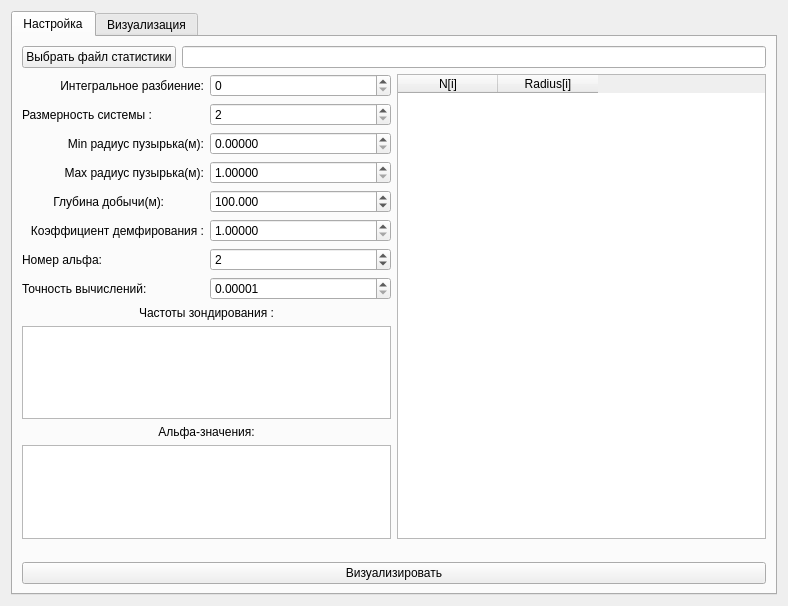
Qt form mainwindow.ui (Kirill71/Bachelor-diploma-in-University) before a commit.
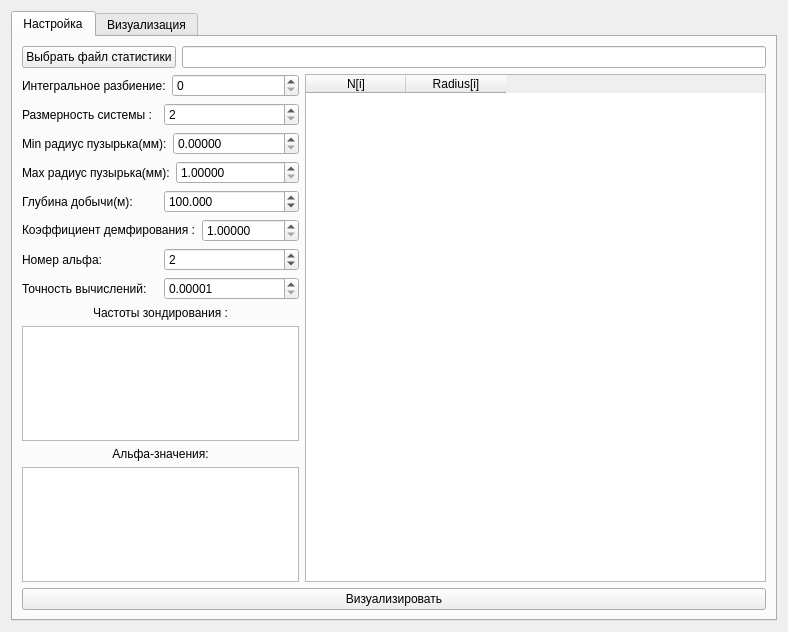
The same form after that commit.

```diff
--- a/mainwindow.ui
+++ b/mainwindow.ui
@@ -7,13 +7,13 @@
     <x>0</x>
     <y>0</y>
     <width>788</width>
-    <height>606</height>
+    <height>632</height>
    </rect>
   </property>
   <property name="windowTitle">
    <string>IPS</string>
   </property>
-  <layout class="QVBoxLayout" name="verticalLayout_6">
+  <layout class="QHBoxLayout" name="horizontalLayout_18">
    <item>
     <widget class="QTabWidget" name="tabWidget">
      <property name="currentIndex">
@@ -23,7 +23,9 @@
       <attribute name="title">
        <string>Настройка</string>
       </attribute>
-      <layout class="QVBoxLayout" name="verticalLayout_7">
+      <layout class="QHBoxLayout" name="horizontalLayout_19">
+       <item>
+        <layout class="QVBoxLayout" name="verticalLayout_6">
        <item>
         <layout class="QHBoxLayout" name="horizontalLayout_8">
          <item>
@@ -43,22 +45,22 @@
         </layout>
        </item>
        <item>
-        <layout class="QHBoxLayout" name="horizontalLayout_10">
+          <layout class="QFormLayout" name="formLayout">
+           <item row="0" column="0">
+            <layout class="QHBoxLayout" name="baseHorizontalLayout">
          <item>
-          <layout class="QVBoxLayout" name="verticalLayout_5">
+              <layout class="QVBoxLayout" name="verticalLayout_8">
            <item>
-            <layout class="QVBoxLayout" name="verticalLayout_3">
+                <layout class="QVBoxLayout" name="verticalLayout_7">
              <item>
-              <layout class="QVBoxLayout" name="verticalLayout">
-               <item>
-                <layout class="QHBoxLayout" name="horizontalLayout">
+                  <layout class="QHBoxLayout" name="horizontalLayout_2">
                  <item>
                   <widget class="QLabel" name="IntegralSeparateLabel">
                    <property name="text">
                     <string>Интегральное разбиение:</string>
                    </property>
                    <property name="alignment">
-                    <set>Qt::AlignRight|Qt::AlignTrailing|Qt::AlignVCenter</set>
+                      <set>Qt::AlignJustify|Qt::AlignVCenter</set>
                    </property>
                   </widget>
                  </item>
@@ -109,10 +111,10 @@
                  <item>
                   <widget class="QLabel" name="radiusMinLabel">
                    <property name="text">
-                    <string>Min радиус пузырька(м):</string>
+                      <string>Min радиус пузырька(мм):</string>
                    </property>
                    <property name="alignment">
-                    <set>Qt::AlignRight|Qt::AlignTrailing|Qt::AlignVCenter</set>
+                      <set>Qt::AlignLeading|Qt::AlignLeft|Qt::AlignVCenter</set>
                    </property>
                   </widget>
                  </item>
@@ -142,10 +144,10 @@
                  <item>
                   <widget class="QLabel" name="radiusMaxLabel">
                    <property name="text">
-                    <string>Max радиус пузырька(м):</string>
+                      <string>Max радиус пузырька(мм):</string>
                    </property>
                    <property name="alignment">
-                    <set>Qt::AlignRight|Qt::AlignTrailing|Qt::AlignVCenter</set>
+                      <set>Qt::AlignJustify|Qt::AlignVCenter</set>
                    </property>
                   </widget>
                  </item>
@@ -175,10 +177,10 @@
                  <item>
                   <widget class="QLabel" name="depthLabel">
                    <property name="text">
-                    <string>Глубина добычи(м):            </string>
+                      <string>Глубина добычи(м):</string>
                    </property>
                    <property name="alignment">
-                    <set>Qt::AlignRight|Qt::AlignTrailing|Qt::AlignVCenter</set>
+                      <set>Qt::AlignJustify|Qt::AlignVCenter</set>
                    </property>
                   </widget>
                  </item>
@@ -204,14 +206,14 @@
                 </layout>
                </item>
                <item>
-                <layout class="QHBoxLayout" name="horizontalLayout_2">
+                  <layout class="QHBoxLayout" name="horizontalLayout">
                  <item>
                   <widget class="QLabel" name="demfRatioLabel">
                    <property name="text">
-                    <string>Коэффициент демфирования :</string>
+                      <string>&lt;html&gt;&lt;head/&gt;&lt;body&gt;&lt;p&gt;Коэффициент демфирования :&lt;/p&gt;&lt;/body&gt;&lt;/html&gt;</string>
                    </property>
                    <property name="alignment">
-                    <set>Qt::AlignRight|Qt::AlignTrailing|Qt::AlignVCenter</set>
+                      <set>Qt::AlignJustify|Qt::AlignVCenter</set>
                    </property>
                   </widget>
                  </item>
@@ -267,6 +269,9 @@
                    <property name="text">
                     <string>Точность вычислений:</string>
                    </property>
+                     <property name="alignment">
+                      <set>Qt::AlignJustify|Qt::AlignVCenter</set>
+                     </property>
                   </widget>
                  </item>
                  <item>
@@ -290,6 +295,8 @@
               </layout>
              </item>
              <item>
+                <layout class="QVBoxLayout" name="verticalLayout">
+                 <item>
               <layout class="QVBoxLayout" name="verticalLayout_2">
                <item>
                 <widget class="QLabel" name="alfaNumber_2">
@@ -306,8 +313,6 @@
                </item>
               </layout>
              </item>
-            </layout>
-           </item>
            <item>
             <layout class="QVBoxLayout" name="verticalLayout_4">
              <item>
@@ -327,7 +332,11 @@
            </item>
           </layout>
          </item>
-         <item>
+              </layout>
+             </item>
+            </layout>
+           </item>
+           <item row="0" column="1">
           <widget class="QTableWidget" name="staticTable">
            <property name="columnCount">
             <number>2</number>
@@ -346,25 +355,14 @@
          </item>
         </layout>
        </item>
-       <item>
-        <spacer name="horizontalSpacer_2">
-         <property name="orientation">
-          <enum>Qt::Horizontal</enum>
-         </property>
-         <property name="sizeHint" stdset="0">
-          <size>
-           <width>745</width>
-           <height>17</height>
-          </size>
-         </property>
-        </spacer>
-       </item>
        <item>
         <widget class="QPushButton" name="visualizeButton">
          <property name="text">
           <string>Визуализировать</string>
          </property>
         </widget>
+         </item>
+        </layout>
        </item>
       </layout>
      </widget>
```
Lines whose indentation alone changed are shown as unchanged.
